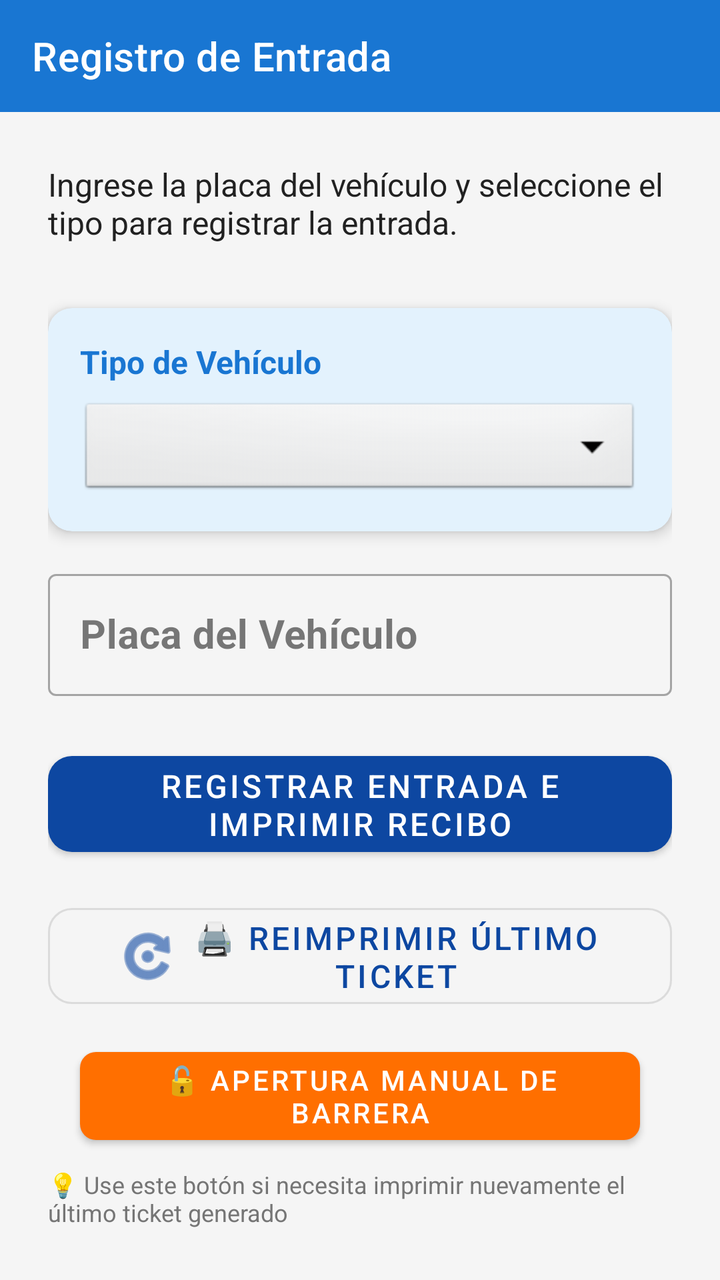
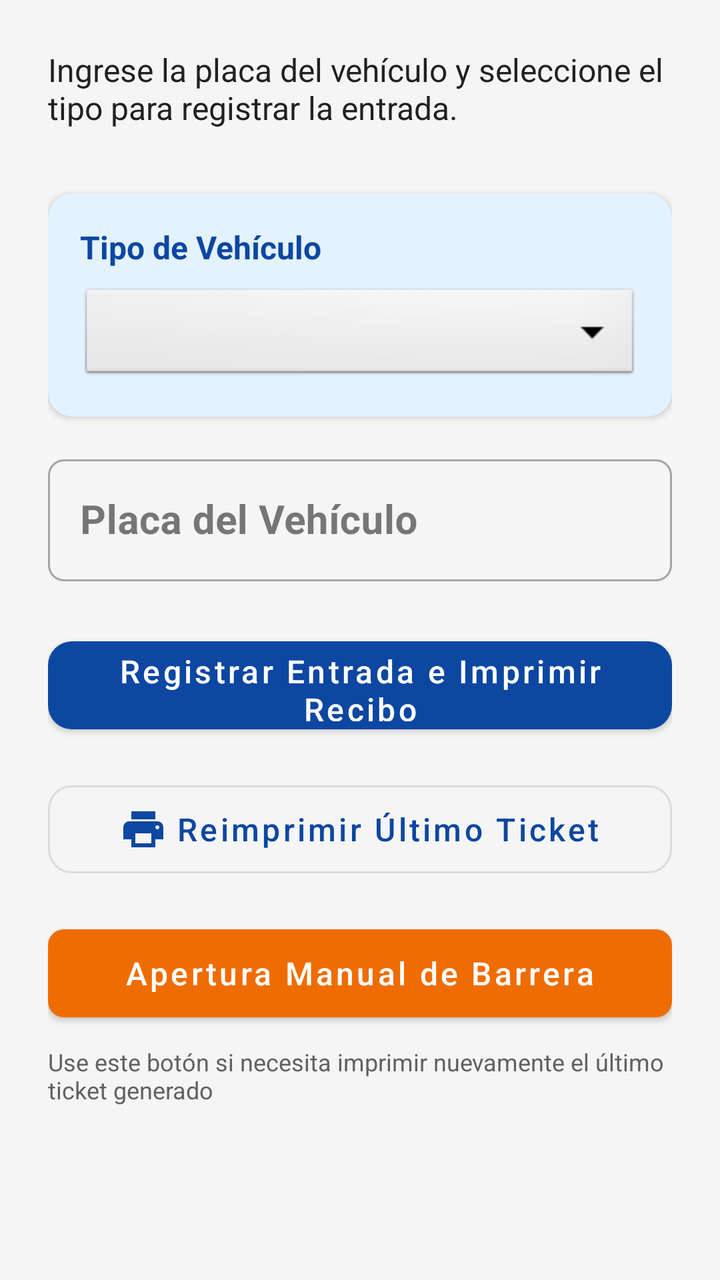

Screens rendered from an Android XML layout before and after an edit, with the pre-edit source and the edit as a unified diff.
<!-- AndroidManifest.xml: application theme Theme.ParqueoIoT -->
<!-- res/layout/activity_ingreso_vehiculo.xml -->
<?xml version="1.0" encoding="utf-8"?>
<LinearLayout xmlns:android="http://schemas.android.com/apk/res/android"
    xmlns:app="http://schemas.android.com/apk/res-auto"
    android:layout_width="match_parent"
    android:layout_height="match_parent"
    android:orientation="vertical"
    android:background="#F5F5F5">

    <com.google.android.material.appbar.AppBarLayout
        android:layout_width="match_parent"
        android:layout_height="wrap_content">

        <androidx.appcompat.widget.Toolbar
            android:id="@+id/toolbar"
            android:layout_width="match_parent"
            android:layout_height="?attr/actionBarSize"
            app:title="Registro de Entrada"
            app:titleTextColor="@android:color/white"
            android:background="#1976D2"/>
    </com.google.android.material.appbar.AppBarLayout>

    
    <FrameLayout
        android:layout_width="match_parent"
        android:layout_height="wrap_content">

        <ProgressBar
            android:id="@+id/progressBar"
            android:layout_width="wrap_content"
            android:layout_height="wrap_content"
            android:layout_gravity="center"
            android:layout_marginVertical="16dp"
            android:visibility="gone"/>
    </FrameLayout>

    <ScrollView
        android:layout_width="match_parent"
        android:layout_height="match_parent"
        android:fillViewport="true">

        <LinearLayout
            android:layout_width="match_parent"
            android:layout_height="wrap_content"
            android:orientation="vertical"
            android:padding="24dp"
            android:gravity="center">

            <TextView
                android:layout_width="wrap_content"
                android:layout_height="wrap_content"
                android:layout_marginBottom="32dp"
                android:text="Ingrese la placa del vehículo y seleccione el tipo para registrar la entrada."
                android:textAlignment="center"
                android:textColor="#212121"
                android:textSize="16sp" />

            
            <com.google.android.material.card.MaterialCardView
                android:layout_width="match_parent"
                android:layout_height="wrap_content"
                android:layout_marginBottom="16dp"
                app:cardCornerRadius="12dp"
                app:cardElevation="4dp"
                app:cardBackgroundColor="#E3F2FD">

                <LinearLayout
                    android:layout_width="match_parent"
                    android:layout_height="wrap_content"
                    android:orientation="vertical"
                    android:padding="16dp">

                    <TextView
                        android:layout_width="wrap_content"
                        android:layout_height="wrap_content"
                        android:text="Tipo de Vehículo"
                        android:textSize="16sp"
                        android:textStyle="bold"
                        android:textColor="#1976D2"
                        android:layout_marginBottom="8dp"/>

                    <Spinner
                        android:id="@+id/spinnerTipoVehiculo"
                        android:layout_width="match_parent"
                        android:layout_height="50dp"
                        android:background="@android:drawable/btn_dropdown"
                        android:padding="12dp"
                        android:spinnerMode="dropdown"/>

                    <TextView
                        android:id="@+id/tvInfoTarifa"
                        android:layout_width="wrap_content"
                        android:layout_height="wrap_content"
                        android:layout_marginTop="8dp"
                        android:text="Cargando tarifas..."
                        android:textSize="12sp"
                        android:textColor="#757575"
                        android:visibility="gone"/>
                </LinearLayout>
            </com.google.android.material.card.MaterialCardView>

            <com.google.android.material.textfield.TextInputLayout
                android:id="@+id/tilPlaca"
                android:layout_width="match_parent"
                android:layout_height="wrap_content"
                android:hint="Placa del Vehículo"
                style="@style/Widget.MaterialComponents.TextInputLayout.OutlinedBox"
                android:layout_marginBottom="24dp">

                <com.google.android.material.textfield.TextInputEditText
                    android:id="@+id/etPlaca"
                    android:layout_width="match_parent"
                    android:layout_height="wrap_content"
                    android:inputType="textCapCharacters"
                    android:maxLines="1"
                    android:textSize="20sp"
                    android:textStyle="bold" />
            </com.google.android.material.textfield.TextInputLayout>

            <com.google.android.material.button.MaterialButton
                android:id="@+id/btnRegistrarEntrada"
                android:layout_width="match_parent"
                android:layout_height="60dp"
                android:text="Registrar Entrada e Imprimir Recibo"
                android:textSize="16sp"
                app:cornerRadius="12dp"
                android:layout_marginBottom="16dp"/>

            <com.google.android.material.button.MaterialButton
                android:id="@+id/btnReimprimir"
                android:layout_width="match_parent"
                android:layout_height="60dp"
                android:text="🖨️ Reimprimir Último Ticket"
                android:textSize="16sp"
                app:cornerRadius="12dp"
                style="@style/Widget.MaterialComponents.Button.OutlinedButton"
                app:icon="@android:drawable/ic_menu_rotate"
                app:iconGravity="textStart"/>

            <com.google.android.material.button.MaterialButton
                android:id="@+id/btnAperturaManualEntrada"
                android:layout_width="match_parent"
                android:layout_height="56dp"
                android:layout_marginStart="16dp"
                android:layout_marginEnd="16dp"
                android:layout_marginTop="12dp"
                android:text="🔓 APERTURA MANUAL DE BARRERA"
                android:textSize="14sp"
                android:textColor="@android:color/white"
                app:backgroundTint="#FF6F00"
                app:cornerRadius="8dp" />

            <TextView
                android:layout_width="wrap_content"
                android:layout_height="wrap_content"
                android:text="💡 Use este botón si necesita imprimir nuevamente el último ticket generado"
                android:textSize="12sp"
                android:textColor="#757575"
                android:textAlignment="center"
                android:layout_marginTop="8dp"/>
        </LinearLayout>
    </ScrollView>
</LinearLayout>
<!-- resources referenced by this layout -->
<resources>
  <style name="Theme.ParqueoIoT" parent="Theme.MaterialComponents.Light.NoActionBar">
          <item name="colorPrimary">@color/brand_primary</item>
          <item name="colorPrimaryVariant">@color/brand_primary_dark</item>
          <item name="colorOnPrimary">@color/on_primary</item>
  
          <item name="colorSecondary">@color/brand_primary_light</item>
          <item name="colorSecondaryVariant">@color/brand_primary</item>
          <item name="colorOnSecondary">@color/on_primary</item>
  
          <item name="android:colorBackground">@color/surface_background</item>
          <item name="colorSurface">@color/surface_card</item>
          <item name="colorOnSurface">@color/text_primary</item>
          <item name="colorError">@color/status_danger</item>
  
          <item name="android:statusBarColor">@color/brand_primary_dark</item>
      </style>
  <color name="brand_primary">#0D47A1</color>
  <color name="brand_primary_dark">#09315F</color>
  <color name="on_primary">#FFFFFF</color>
  <color name="brand_primary_light">#1976D2</color>
  <color name="surface_background">#F5F5F5</color>
  <color name="surface_card">#FFFFFF</color>
  <color name="text_primary">#212121</color>
  <color name="status_danger">#C62828</color>
</resources>

<!-- the commit's change to res/layout/activity_ingreso_vehiculo.xml (unified diff, before → after) -->
@@ -4,20 +4,7 @@
     android:layout_width="match_parent"
     android:layout_height="match_parent"
     android:orientation="vertical"
-    android:background="#F5F5F5">
-
-    <com.google.android.material.appbar.AppBarLayout
-        android:layout_width="match_parent"
-        android:layout_height="wrap_content">
-
-        <androidx.appcompat.widget.Toolbar
-            android:id="@+id/toolbar"
-            android:layout_width="match_parent"
-            android:layout_height="?attr/actionBarSize"
-            app:title="Registro de Entrada"
-            app:titleTextColor="@android:color/white"
-            android:background="#1976D2"/>
-    </com.google.android.material.appbar.AppBarLayout>
+    android:background="@color/surface_background">
 
     
     <FrameLayout
@@ -29,8 +16,9 @@
             android:layout_width="wrap_content"
             android:layout_height="wrap_content"
             android:layout_gravity="center"
-            android:layout_marginVertical="16dp"
-            android:visibility="gone"/>
+            android:layout_marginVertical="@dimen/space_md"
+            android:indeterminateTint="@color/brand_primary"
+            android:visibility="gone" />
     </FrameLayout>
 
     <ScrollView
@@ -42,41 +30,40 @@
             android:layout_width="match_parent"
             android:layout_height="wrap_content"
             android:orientation="vertical"
-            android:padding="24dp"
-            android:gravity="center">
+            android:padding="@dimen/space_lg">
 
             <TextView
-                android:layout_width="wrap_content"
+                android:layout_width="match_parent"
                 android:layout_height="wrap_content"
-                android:layout_marginBottom="32dp"
+                android:layout_marginBottom="@dimen/space_xl"
                 android:text="Ingrese la placa del vehículo y seleccione el tipo para registrar la entrada."
                 android:textAlignment="center"
-                android:textColor="#212121"
-                android:textSize="16sp" />
+                android:textColor="@color/text_primary"
+                android:textSize="@dimen/text_body" />
 
             
             <com.google.android.material.card.MaterialCardView
                 android:layout_width="match_parent"
                 android:layout_height="wrap_content"
-                android:layout_marginBottom="16dp"
-                app:cardCornerRadius="12dp"
-                app:cardElevation="4dp"
-                app:cardBackgroundColor="#E3F2FD">
+                android:layout_marginBottom="@dimen/space_md"
+                app:cardCornerRadius="@dimen/radius_md"
+                app:cardElevation="@dimen/elevation_card"
+                app:cardBackgroundColor="@color/surface_muted">
 
                 <LinearLayout
                     android:layout_width="match_parent"
                     android:layout_height="wrap_content"
                     android:orientation="vertical"
-                    android:padding="16dp">
+                    android:padding="@dimen/space_md">
 
                     <TextView
                         android:layout_width="wrap_content"
                         android:layout_height="wrap_content"
+                        android:layout_marginBottom="@dimen/space_sm"
                         android:text="Tipo de Vehículo"
-                        android:textSize="16sp"
-                        android:textStyle="bold"
-                        android:textColor="#1976D2"
-                        android:layout_marginBottom="8dp"/>
+                        android:textColor="@color/brand_primary"
+                        android:textSize="@dimen/text_body"
+                        android:textStyle="bold" />
 
                     <Spinner
                         android:id="@+id/spinnerTipoVehiculo"
@@ -84,17 +71,17 @@
                         android:layout_height="50dp"
                         android:background="@android:drawable/btn_dropdown"
                         android:padding="12dp"
-                        android:spinnerMode="dropdown"/>
+                        android:spinnerMode="dropdown" />
 
                     <TextView
                         android:id="@+id/tvInfoTarifa"
                         android:layout_width="wrap_content"
                         android:layout_height="wrap_content"
-                        android:layout_marginTop="8dp"
+                        android:layout_marginTop="@dimen/space_sm"
                         android:text="Cargando tarifas..."
-                        android:textSize="12sp"
-                        android:textColor="#757575"
-                        android:visibility="gone"/>
+                        android:textColor="@color/text_secondary"
+                        android:textSize="@dimen/text_caption"
+                        android:visibility="gone" />
                 </LinearLayout>
             </com.google.android.material.card.MaterialCardView>
 
@@ -102,9 +89,13 @@
                 android:id="@+id/tilPlaca"
                 android:layout_width="match_parent"
                 android:layout_height="wrap_content"
+                android:layout_marginBottom="@dimen/space_lg"
                 android:hint="Placa del Vehículo"
                 style="@style/Widget.MaterialComponents.TextInputLayout.OutlinedBox"
-                android:layout_marginBottom="24dp">
+                app:boxCornerRadiusTopStart="@dimen/radius_sm"
+                app:boxCornerRadiusTopEnd="@dimen/radius_sm"
+                app:boxCornerRadiusBottomStart="@dimen/radius_sm"
+                app:boxCornerRadiusBottomEnd="@dimen/radius_sm">
 
                 <com.google.android.material.textfield.TextInputEditText
                     android:id="@+id/etPlaca"
@@ -119,44 +110,45 @@
             <com.google.android.material.button.MaterialButton
                 android:id="@+id/btnRegistrarEntrada"
                 android:layout_width="match_parent"
-                android:layout_height="60dp"
+                android:layout_height="56dp"
+                android:layout_marginBottom="@dimen/space_md"
                 android:text="Registrar Entrada e Imprimir Recibo"
-                android:textSize="16sp"
-                app:cornerRadius="12dp"
-                android:layout_marginBottom="16dp"/>
+                android:textAllCaps="false"
+                android:textSize="@dimen/text_body"
+                app:cornerRadius="@dimen/radius_md" />
 
             <com.google.android.material.button.MaterialButton
                 android:id="@+id/btnReimprimir"
+                style="@style/Widget.MaterialComponents.Button.OutlinedButton"
                 android:layout_width="match_parent"
-                android:layout_height="60dp"
-                android:text="🖨️ Reimprimir Último Ticket"
-                android:textSize="16sp"
-                app:cornerRadius="12dp"
-                style="@style/Widget.MaterialComponents.Button.OutlinedButton"
-                app:icon="@android:drawable/ic_menu_rotate"
-                app:iconGravity="textStart"/>
+                android:layout_height="56dp"
+                android:text="Reimprimir Último Ticket"
+                android:textAllCaps="false"
+                android:textSize="@dimen/text_body"
+                app:cornerRadius="@dimen/radius_md"
+                app:icon="@drawable/ic_print_24"
+                app:iconGravity="textStart" />
 
             <com.google.android.material.button.MaterialButton
                 android:id="@+id/btnAperturaManualEntrada"
                 android:layout_width="match_parent"
                 android:layout_height="56dp"
-                android:layout_marginStart="16dp"
-                android:layout_marginEnd="16dp"
-                android:layout_marginTop="12dp"
-                android:text="🔓 APERTURA MANUAL DE BARRERA"
-                android:textSize="14sp"
-                android:textColor="@android:color/white"
-                app:backgroundTint="#FF6F00"
-                app:cornerRadius="8dp" />
+                android:layout_marginTop="@dimen/space_md"
+                android:text="Apertura Manual de Barrera"
+                android:textAllCaps="false"
+                android:textColor="@color/text_on_primary"
+                android:textSize="@dimen/text_body"
+                app:backgroundTint="@color/status_warning"
+                app:cornerRadius="@dimen/radius_sm" />
 
             <TextView
-                android:layout_width="wrap_content"
+                android:layout_width="match_parent"
                 android:layout_height="wrap_content"
-                android:text="💡 Use este botón si necesita imprimir nuevamente el último ticket generado"
-                android:textSize="12sp"
-                android:textColor="#757575"
+                android:layout_marginTop="@dimen/space_sm"
+                android:text="Use este botón si necesita imprimir nuevamente el último ticket generado"
                 android:textAlignment="center"
-                android:layout_marginTop="8dp"/>
+                android:textColor="@color/text_secondary"
+                android:textSize="@dimen/text_caption" />
         </LinearLayout>
     </ScrollView>
 </LinearLayout>
<!-- resource entries referenced after the edit -->
@@ -1,5 +1,29 @@
 <!-- resources referenced by this layout -->
 <resources>
+  <color name="brand_primary">#0D47A1</color>
+  <color name="status_warning">#EF6C00</color>
+  <color name="surface_background">#F5F5F5</color>
+  <color name="surface_muted">#E3F2FD</color>
+  <color name="text_on_primary">#FFFFFF</color>
+  <color name="text_primary">#212121</color>
+  <color name="text_secondary">#616161</color>
+  <dimen name="elevation_card">2dp</dimen>
+  <dimen name="radius_md">12dp</dimen>
+  <dimen name="radius_sm">8dp</dimen>
+  <dimen name="space_lg">24dp</dimen>
+  <dimen name="space_md">16dp</dimen>
+  <dimen name="space_sm">8dp</dimen>
+  <dimen name="space_xl">32dp</dimen>
+  <dimen name="text_body">16sp</dimen>
+  <dimen name="text_caption">12sp</dimen>
+  <!-- drawable ic_print_24 (drawable) -->
+  <?xml version="1.0" encoding="utf-8"?>
+  <vector xmlns:android="http://schemas.android.com/apk/res/android"
+      android:width="24dp" android:height="24dp"
+      android:viewportWidth="24" android:viewportHeight="24">
+      <path android:fillColor="#000000"
+          android:pathData="M19,8H5c-1.66,0 -3,1.34 -3,3v6h4v4h12v-4h4v-6c0,-1.66 -1.34,-3 -3,-3zM16,19H8v-5h8v5zM19,12c-0.55,0 -1,-0.45 -1,-1s0.45,-1 1,-1 1,0.45 1,1 -0.45,1 -1,1zM18,3H6v4h12V3z"/>
+  </vector>
   <style name="Theme.ParqueoIoT" parent="Theme.MaterialComponents.Light.NoActionBar">
           <item name="colorPrimary">@color/brand_primary</item>
           <item name="colorPrimaryVariant">@color/brand_primary_dark</item>
@@ -16,13 +40,10 @@
   
           <item name="android:statusBarColor">@color/brand_primary_dark</item>
       </style>
-  <color name="brand_primary">#0D47A1</color>
   <color name="brand_primary_dark">#09315F</color>
   <color name="on_primary">#FFFFFF</color>
   <color name="brand_primary_light">#1976D2</color>
-  <color name="surface_background">#F5F5F5</color>
   <color name="surface_card">#FFFFFF</color>
-  <color name="text_primary">#212121</color>
   <color name="status_danger">#C62828</color>
 </resources>
 
